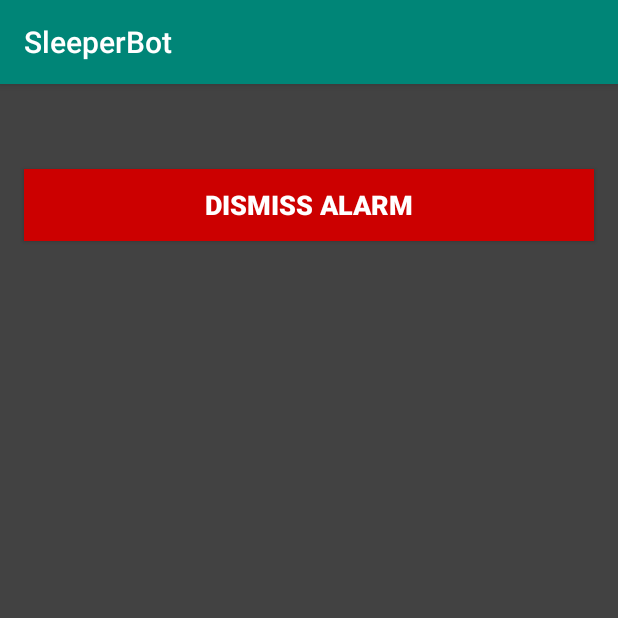
After one commit to cabrito/SleeperBot, an Android app: the DismissAlarmActivity screen opened directly, with no data from a screen before it, on a phone screen of 412 x 824 dp, the top half of it. The commit adds this screen. Run offline under Robolectric (Android 15) with nearby library versions, the phone set to English and light mode, and no system bars.

Commit message:
Base alarm functionality successfully implemented.

```diff
--- /dev/null
+++ b/app/src/main/java/io/github/cabrito/sleeperbot/activities/DismissAlarmActivity.java
@@ -0,0 +1,47 @@
+package io.github.cabrito.sleeperbot.activities;
+
+import android.app.AlarmManager;
+import android.app.PendingIntent;
+import android.content.Context;
+import android.content.Intent;
+import android.support.v7.app.AppCompatActivity;
+import android.os.Bundle;
+import android.view.View;
+import android.widget.Button;
+
+import io.github.cabrito.sleeperbot.MainActivity;
+import io.github.cabrito.sleeperbot.R;
+import io.github.cabrito.sleeperbot.util.AlarmReceiver;
+
+public class DismissAlarmActivity extends AppCompatActivity
+{
+
+    @Override
+    protected void onCreate(Bundle savedInstanceState)
+    {
+        super.onCreate(savedInstanceState);
+        setContentView(R.layout.activity_dismiss_alarm);
+
+        Button dismissAlarmButton = (Button) findViewById(R.id.button_activity_dismiss_dismissalarm);
+        dismissAlarmButton.setOnClickListener(new View.OnClickListener()
+        {
+            @Override
+            public void onClick(View v)
+            {
+                cancelAlarm();
+                // Return to the main activity
+                Intent mainActivityIntent = new Intent(getBaseContext(), AlarmsActivity.class);
+                startActivity(mainActivityIntent);
+            }
+        });
+    }
+
+    private void cancelAlarm()
+    {
+        AlarmManager alarmManager = (AlarmManager) getSystemService(Context.ALARM_SERVICE);
+        Intent dismissAlarmIntent = new Intent(this, AlarmReceiver.class);
+        PendingIntent pendingIntent = PendingIntent.getBroadcast(this, 1, dismissAlarmIntent, 0);
+
+        alarmManager.cancel(pendingIntent);
+    }
+}
--- a/app/src/main/java/io/github/cabrito/sleeperbot/adapters/AlarmsAdapter.java
+++ b/app/src/main/java/io/github/cabrito/sleeperbot/adapters/AlarmsAdapter.java
@@ -83,7 +83,7 @@ public class AlarmsAdapter extends RecyclerView.Adapter<AlarmsAdapter.AlarmsView
             return "Weekends";
         else
         {
-            String[] daysOfWeek = new String[]{"Su", "Mo", "Tu", "We", "Th", "Fr", "Sa"};
+            String[] daysOfWeek = new String[]{"Sun", "Mon", "Tue", "Wed", "Thu", "Fri", "Sat"};
             StringBuilder sb = new StringBuilder();
             for (int i = 0; i < daysOfWeek.length; i++)
             {
--- a/app/src/main/java/io/github/cabrito/sleeperbot/util/AlarmReceiver.java
+++ b/app/src/main/java/io/github/cabrito/sleeperbot/util/AlarmReceiver.java
@@ -4,11 +4,15 @@ import android.content.BroadcastReceiver;
 import android.content.Context;
 import android.content.Intent;
 
+import io.github.cabrito.sleeperbot.activities.DismissAlarmActivity;
+
 public class AlarmReceiver extends BroadcastReceiver
 {
     @Override
     public void onReceive(Context context, Intent intent)
     {
-
+        Intent dismissAlarmIntent = new Intent(context, DismissAlarmActivity.class);
+        dismissAlarmIntent.setFlags(Intent.FLAG_ACTIVITY_NEW_TASK);
+        context.startActivity(dismissAlarmIntent);
     }
 }
--- a/app/src/main/res/layout/activity_alarms.xml
+++ b/app/src/main/res/layout/activity_alarms.xml
@@ -13,6 +13,7 @@
         android:layout_width="match_parent"
         android:layout_height="wrap_content"
         android:orientation="vertical"
+        android:padding="4dp"
         android:layout_weight="1">
 
     </android.support.v7.widget.RecyclerView>
--- /dev/null
+++ b/app/src/main/res/layout/activity_dismiss_alarm.xml
@@ -0,0 +1,35 @@
+<?xml version="1.0" encoding="utf-8"?>
+<android.support.constraint.ConstraintLayout xmlns:android="http://schemas.android.com/apk/res/android"
+    xmlns:app="http://schemas.android.com/apk/res-auto"
+    xmlns:tools="http://schemas.android.com/tools"
+    android:layout_width="match_parent"
+    android:layout_height="match_parent"
+    android:background="@color/cardview_dark_background"
+    tools:context="io.github.cabrito.sleeperbot.activities.DismissAlarmActivity">
+
+    <!-- Alarm Title -->
+    <TextView
+        android:id="@+id/textview_activity_dismiss_alarmtitle"
+        android:layout_width="wrap_content"
+        android:layout_height="wrap_content"
+        android:textColor="@android:color/white"
+        android:textSize="24sp"
+        android:layout_margin="8dp"
+        app:layout_constraintLeft_toLeftOf="parent"
+        app:layout_constraintRight_toRightOf="parent"
+        app:layout_constraintTop_toTopOf="parent"
+        tools:text="Alarm Title Goes Here"/>
+
+    <Button
+        android:id="@+id/button_activity_dismiss_dismissalarm"
+        android:layout_width="match_parent"
+        android:layout_height="wrap_content"
+        android:layout_margin="16dp"
+        android:text="@string/activity_dismiss_button_dismissalarm"
+        android:textColor="@android:color/white"
+        android:textStyle="bold"
+        android:textSize="18sp"
+        android:background="@android:color/holo_red_dark"
+        app:layout_constraintTop_toBottomOf="@id/textview_activity_dismiss_alarmtitle"/>
+
+</android.support.constraint.ConstraintLayout>
```
Also changed, not shown: app/src/main/AndroidManifest.xml (+6 -2 lines), app/src/main/java/io/github/cabrito/sleeperbot/activities/AlarmsActivity.java (+20 -5 lines), app/src/main/java/io/github/cabrito/sleeperbot/activities/SetAlarmActivity.java (added, +57 -0 lines), app/src/main/res/layout/activity_set_alarm.xml (added, +19 -0 lines), app/src/main/res/values/strings.xml (+1 -7 lines).
